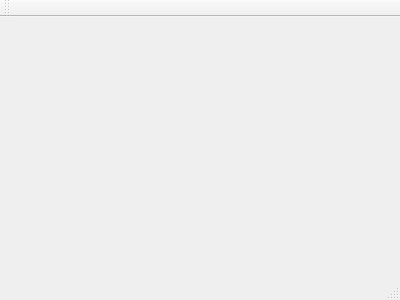
The window that mainwindow.ui (pavolmarak/af2mat-mat2af) describes before a commit, drawn with Qt 5.
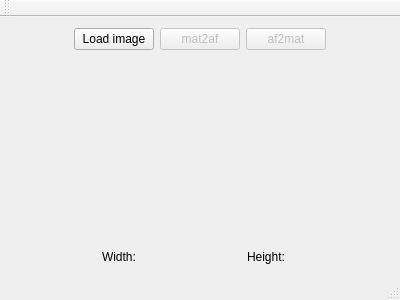
The same window after the commit.

Commit message: Application can now load an image, display it and showcase conversion between af::array and cv::Mat after clicking on particular button.

The edit to the form file:
```diff
--- a/mainwindow.ui
+++ b/mainwindow.ui
@@ -12,13 +12,217 @@
   <property name="windowTitle" >
    <string>MainWindow</string>
   </property>
-  <widget class="QMenuBar" name="menuBar" />
-  <widget class="QToolBar" name="mainToolBar" />
-  <widget class="QWidget" name="centralWidget" />
-  <widget class="QStatusBar" name="statusBar" />
+  <widget class="QWidget" name="centralWidget">
+   <layout class="QVBoxLayout" name="verticalLayout_2">
+    <item>
+     <layout class="QVBoxLayout" name="verticalLayout">
+      <item>
+       <layout class="QHBoxLayout" name="horizontalLayout_2">
+        <item>
+         <spacer name="horizontalSpacer">
+          <property name="orientation">
+           <enum>Qt::Horizontal</enum>
+          </property>
+          <property name="sizeHint" stdset="0">
+           <size>
+            <width>40</width>
+            <height>20</height>
+           </size>
+          </property>
+         </spacer>
+        </item>
+        <item>
+         <widget class="QPushButton" name="pushButton">
+          <property name="text">
+           <string>Load image</string>
+          </property>
+         </widget>
+        </item>
+        <item>
+         <layout class="QHBoxLayout" name="horizontalLayout">
+          <item>
+           <widget class="QPushButton" name="mat2af">
+            <property name="enabled">
+             <bool>false</bool>
+            </property>
+            <property name="text">
+             <string>mat2af</string>
+            </property>
+           </widget>
+          </item>
+          <item>
+           <widget class="QPushButton" name="af2mat">
+            <property name="enabled">
+             <bool>false</bool>
+            </property>
+            <property name="text">
+             <string>af2mat</string>
+            </property>
+           </widget>
+          </item>
+         </layout>
+        </item>
+        <item>
+         <spacer name="horizontalSpacer_2">
+          <property name="orientation">
+           <enum>Qt::Horizontal</enum>
+          </property>
+          <property name="sizeHint" stdset="0">
+           <size>
+            <width>40</width>
+            <height>20</height>
+           </size>
+          </property>
+         </spacer>
+        </item>
+       </layout>
+      </item>
+      <item alignment="Qt::AlignHCenter">
+       <widget class="QLabel" name="filename">
+        <property name="text">
+         <string/>
+        </property>
+       </widget>
+      </item>
+      <item>
+       <layout class="QHBoxLayout" name="horizontalLayout_3">
+        <item>
+         <spacer name="horizontalSpacer_3">
+          <property name="orientation">
+           <enum>Qt::Horizontal</enum>
+          </property>
+          <property name="sizeHint" stdset="0">
+           <size>
+            <width>40</width>
+            <height>20</height>
+           </size>
+          </property>
+         </spacer>
+        </item>
+        <item>
+         <widget class="QLabel" name="image">
+          <property name="sizePolicy">
+           <sizepolicy hsizetype="Expanding" vsizetype="Expanding">
+            <horstretch>0</horstretch>
+            <verstretch>0</verstretch>
+           </sizepolicy>
+          </property>
+          <property name="text">
+           <string/>
+          </property>
+         </widget>
+        </item>
+        <item>
+         <spacer name="horizontalSpacer_4">
+          <property name="orientation">
+           <enum>Qt::Horizontal</enum>
+          </property>
+          <property name="sizeHint" stdset="0">
+           <size>
+            <width>40</width>
+            <height>20</height>
+           </size>
+          </property>
+         </spacer>
+        </item>
+       </layout>
+      </item>
+     </layout>
+    </item>
+    <item>
+     <layout class="QHBoxLayout" name="horizontalLayout_4">
+      <item>
+       <spacer name="horizontalSpacer_5">
+        <property name="orientation">
+         <enum>Qt::Horizontal</enum>
+        </property>
+        <property name="sizeHint" stdset="0">
+         <size>
+          <width>40</width>
+          <height>20</height>
+         </size>
+        </property>
+       </spacer>
+      </item>
+      <item alignment="Qt::AlignRight">
+       <widget class="QLabel" name="label_2">
+        <property name="text">
+         <string>Width:</string>
+        </property>
+       </widget>
+      </item>
+      <item>
+       <widget class="QLabel" name="width">
+        <property name="text">
+         <string/>
+        </property>
+       </widget>
+      </item>
+      <item>
+       <spacer name="horizontalSpacer_7">
+        <property name="orientation">
+         <enum>Qt::Horizontal</enum>
+        </property>
+        <property name="sizeHint" stdset="0">
+         <size>
+          <width>40</width>
+          <height>20</height>
+         </size>
+        </property>
+       </spacer>
+      </item>
+      <item alignment="Qt::AlignRight">
+       <widget class="QLabel" name="label">
+        <property name="text">
+         <string>Height:</string>
+        </property>
+       </widget>
+      </item>
+      <item>
+       <widget class="QLabel" name="height">
+        <property name="text">
+         <string/>
+        </property>
+       </widget>
+      </item>
+      <item>
+       <spacer name="horizontalSpacer_6">
+        <property name="orientation">
+         <enum>Qt::Horizontal</enum>
+        </property>
+        <property name="sizeHint" stdset="0">
+         <size>
+          <width>40</width>
+          <height>20</height>
+         </size>
+        </property>
+       </spacer>
+      </item>
+     </layout>
+    </item>
+   </layout>
+  </widget>
+  <widget class="QMenuBar" name="menuBar">
+   <property name="geometry">
+    <rect>
+     <x>0</x>
+     <y>0</y>
+     <width>400</width>
+     <height>17</height>
+    </rect>
+   </property>
+  </widget>
+  <widget class="QToolBar" name="mainToolBar">
+   <attribute name="toolBarArea">
+    <enum>TopToolBarArea</enum>
+   </attribute>
+   <attribute name="toolBarBreak">
+    <bool>false</bool>
+   </attribute>
+  </widget>
+  <widget class="QStatusBar" name="statusBar"/>
  </widget>
- <layoutDefault spacing="6" margin="11" />
- <pixmapfunction></pixmapfunction>
+ <layoutdefault spacing="6" margin="11"/>
  <resources/>
  <connections/>
 </ui>
```
Left out of the diff: 9 changed lines with no effect on the pictures. The commit also changes 5 other files.
